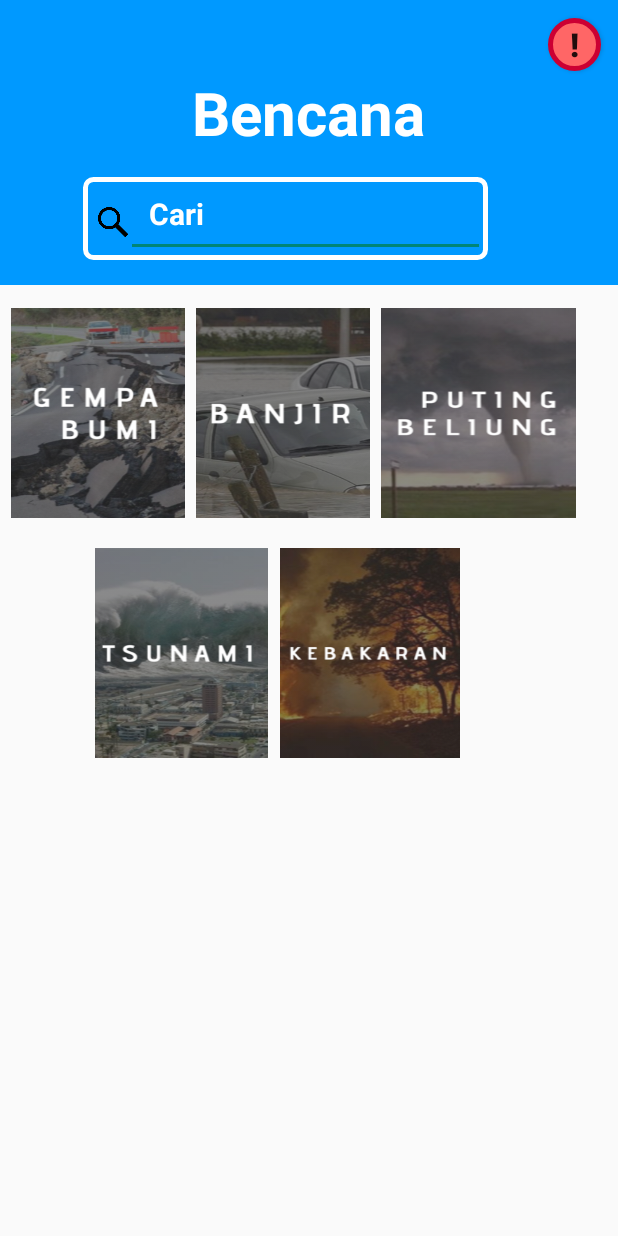
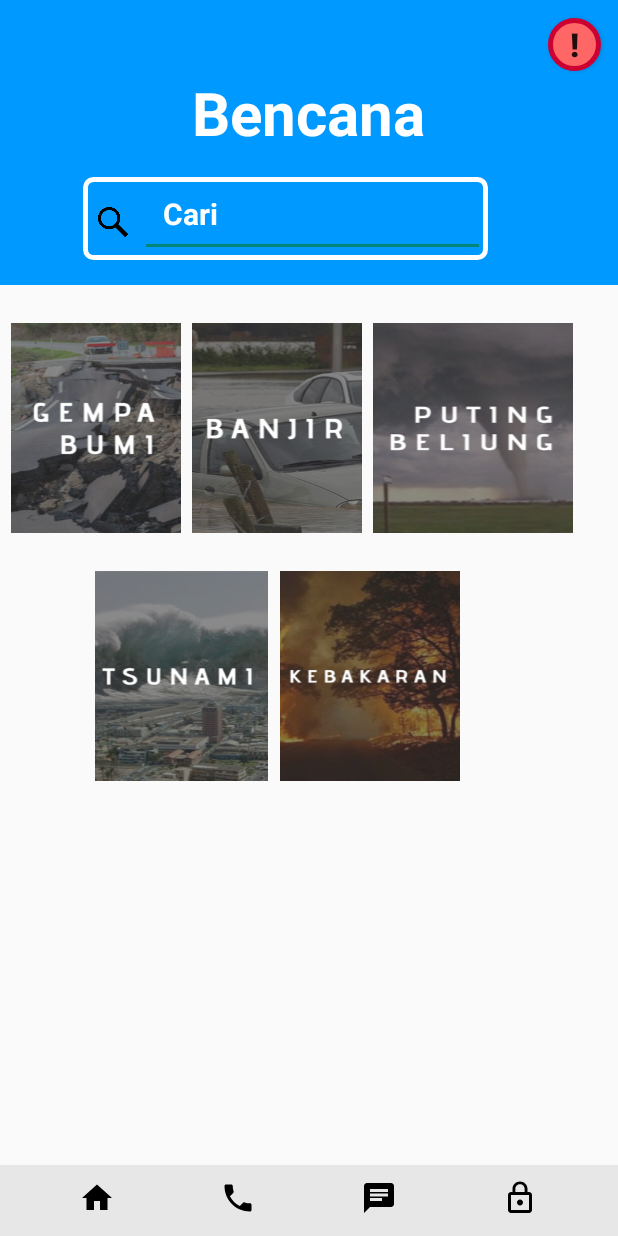
Before and after one commit to sigabe/newSigabe, an Android app: the layout activity__dashboard__quick.xml on its own in the app's theme, with its tools: preview values and no code run, on a phone screen of 412 x 824 dp. Run offline under Robolectric (Android 15) with nearby library versions, the phone set to English and light mode, and no system bars.

Commit message:
Link Dashboard

```diff
--- a/app/src/main/AndroidManifest.xml
+++ b/app/src/main/AndroidManifest.xml
@@ -9,17 +9,17 @@
         android:roundIcon="@mipmap/ic_launcher_round"
         android:supportsRtl="true"
         android:theme="@style/Theme.AppCompat.Light.NoActionBar">
-        <activity android:name=".QuickLearn">
+        <activity android:name=".QuickLearn" />
+        <activity android:name=".QuickLearnAudio" />
+        <activity android:name=".TanyaJawab" />
+        <activity android:name=".Activity_Dashboard_Quick">
             <intent-filter>
                 <action android:name="android.intent.action.MAIN" />
 
                 <category android:name="android.intent.category.LAUNCHER" />
             </intent-filter>
         </activity>
-        <activity android:name=".QuickLearnAudio" />
-        <activity android:name=".TanyaJawab" />
-        <activity android:name=".Activity_Dashboard_Quick" />
-        <activity android:name=".Activity_Dashboard_Learn"></activity>
+        <activity android:name=".Activity_Dashboard_Learn" />
     </application>
 
 </manifest>
--- a/app/src/main/java/com/sigabe/sigabe/Activity_Dashboard_Quick.java
+++ b/app/src/main/java/com/sigabe/sigabe/Activity_Dashboard_Quick.java
@@ -5,10 +5,12 @@ import android.support.v7.app.AppCompatActivity;
 import android.os.Bundle;
 import android.view.View;
 import android.widget.Button;
+import android.widget.ImageButton;
 
 public class Activity_Dashboard_Quick extends AppCompatActivity {
 
     Button btnQuick;
+    ImageButton btnGempa;
     @Override
     protected void onCreate(Bundle savedInstanceState) {
         super.onCreate(savedInstanceState);
@@ -22,5 +24,13 @@ public class Activity_Dashboard_Quick extends AppCompatActivity {
                 startActivity(learn);
             }
         });
+        btnGempa = (ImageButton) findViewById(R.id.btnGempa);
+        btnGempa.setOnClickListener(new View.OnClickListener() {
+            @Override
+            public void onClick(View view) {
+                Intent gempa = new Intent(Activity_Dashboard_Quick.this, QuickLearn.class);
+                startActivity(gempa);
+            }
+        });
     }
 }
--- /dev/null
+++ b/app/src/main/res/drawable/ic_call_black_24dp.xml
@@ -0,0 +1,9 @@
+<vector xmlns:android="http://schemas.android.com/apk/res/android"
+        android:width="24dp"
+        android:height="24dp"
+        android:viewportWidth="24.0"
+        android:viewportHeight="24.0">
+    <path
+        android:fillColor="#FF000000"
+        android:pathData="M6.62,10.79c1.44,2.83 3.76,5.14 6.59,6.59l2.2,-2.2c0.27,-0.27 0.67,-0.36 1.02,-0.24 1.12,0.37 2.33,0.57 3.57,0.57 0.55,0 1,0.45 1,1V20c0,0.55 -0.45,1 -1,1 -9.39,0 -17,-7.61 -17,-17 0,-0.55 0.45,-1 1,-1h3.5c0.55,0 1,0.45 1,1 0,1.25 0.2,2.45 0.57,3.57 0.11,0.35 0.03,0.74 -0.25,1.02l-2.2,2.2z"/>
+</vector>
--- /dev/null
+++ b/app/src/main/res/drawable/ic_chat_black_24dp.xml
@@ -0,0 +1,9 @@
+<vector xmlns:android="http://schemas.android.com/apk/res/android"
+        android:width="24dp"
+        android:height="24dp"
+        android:viewportWidth="24.0"
+        android:viewportHeight="24.0">
+    <path
+        android:fillColor="#FF000000"
+        android:pathData="M20,2L4,2c-1.1,0 -1.99,0.9 -1.99,2L2,22l4,-4h14c1.1,0 2,-0.9 2,-2L22,4c0,-1.1 -0.9,-2 -2,-2zM6,9h12v2L6,11L6,9zM14,14L6,14v-2h8v2zM18,8L6,8L6,6h12v2z"/>
+</vector>
--- /dev/null
+++ b/app/src/main/res/drawable/ic_home_black_24dp.xml
@@ -0,0 +1,9 @@
+<vector xmlns:android="http://schemas.android.com/apk/res/android"
+        android:width="24dp"
+        android:height="24dp"
+        android:viewportWidth="24.0"
+        android:viewportHeight="24.0">
+    <path
+        android:fillColor="#FF000000"
+        android:pathData="M10,20v-6h4v6h5v-8h3L12,3 2,12h3v8z"/>
+</vector>
--- /dev/null
+++ b/app/src/main/res/drawable/ic_lock_outline_black_24dp.xml
@@ -0,0 +1,9 @@
+<vector xmlns:android="http://schemas.android.com/apk/res/android"
+        android:width="24dp"
+        android:height="24dp"
+        android:viewportWidth="24.0"
+        android:viewportHeight="24.0">
+    <path
+        android:fillColor="#FF000000"
+        android:pathData="M12,17c1.1,0 2,-0.9 2,-2s-0.9,-2 -2,-2 -2,0.9 -2,2 0.9,2 2,2zM18,8h-1L17,6c0,-2.76 -2.24,-5 -5,-5S7,3.24 7,6v2L6,8c-1.1,0 -2,0.9 -2,2v10c0,1.1 0.9,2 2,2h12c1.1,0 2,-0.9 2,-2L20,10c0,-1.1 -0.9,-2 -2,-2zM8.9,6c0,-1.71 1.39,-3.1 3.1,-3.1s3.1,1.39 3.1,3.1v2L8.9,8L8.9,6zM18,20L6,20L6,10h12v10z"/>
+</vector>
--- a/app/src/main/res/layout/activity__dashboard__quick.xml
+++ b/app/src/main/res/layout/activity__dashboard__quick.xml
@@ -52,7 +52,7 @@
                 android:background="@drawable/search"/>
 
             <EditText
-                android:layout_width="239dp"
+                android:layout_width="230dp"
                 android:layout_height="wrap_content"
                 android:layout_margin="2dp"
                 android:layout_alignParentEnd="true"
@@ -70,26 +70,26 @@
 
     <ImageButton
         android:id="@+id/btnGempa"
-        android:layout_width="116dp"
+        android:layout_width="113dp"
         android:layout_height="140dp"
-        android:layout_marginTop="205dp"
+        android:layout_marginTop="215dp"
         android:layout_marginLeft="7dp"
         android:background="@drawable/kate1"/>
 
     <ImageButton
         android:id="@+id/btnBanjir"
-        android:layout_width="116dp"
+        android:layout_width="113dp"
         android:layout_height="140dp"
-        android:layout_marginTop="205dp"
+        android:layout_marginTop="215dp"
         android:layout_marginLeft="7dp"
         android:layout_toRightOf="@id/btnGempa"
         android:background="@drawable/kate2"/>
 
     <ImageButton
         android:id="@+id/btnTornado"
-        android:layout_width="130dp"
+        android:layout_width="133dp"
         android:layout_height="140dp"
-        android:layout_marginTop="205dp"
+        android:layout_marginTop="215dp"
         android:layout_marginLeft="7dp"
         android:layout_marginRight="5dp"
         android:layout_toRightOf="@id/btnBanjir"
@@ -99,7 +99,7 @@
         android:id="@+id/btnTsunami"
         android:layout_width="115dp"
         android:layout_height="140dp"
-        android:layout_marginTop="20dp"
+        android:layout_marginTop="25dp"
         android:layout_marginLeft="63dp"
         android:layout_below="@id/btnGempa"
         android:background="@drawable/kate4"/>
@@ -108,11 +108,59 @@
         android:id="@+id/btnKebakaran"
         android:layout_width="120dp"
         android:layout_height="140dp"
-        android:layout_marginTop="20dp"
+        android:layout_marginTop="25dp"
         android:layout_marginLeft="8dp"
         android:layout_marginRight="63dp"
         android:layout_below="@id/btnGempa"
         android:layout_toRightOf="@id/btnTsunami"
         android:background="@drawable/kate5"/>
 
+    <RelativeLayout
+        android:layout_width="match_parent"
+        android:layout_height="wrap_content"
+        android:background="#13000000"
+        android:layout_alignParentStart="true"
+        android:layout_alignParentBottom="true">
+
+        <android.support.v7.widget.LinearLayoutCompat
+            android:layout_width="match_parent"
+            android:layout_height="47dp"
+            android:orientation="horizontal"
+            android:gravity="center_horizontal"
+            >
+
+            <ImageButton
+                android:id="@+id/btnBeranda"
+                android:layout_width="wrap_content"
+                android:layout_height="wrap_content"
+                android:layout_marginTop="10dp"
+                android:background="@drawable/ic_home_black_24dp"/>
+
+            <ImageButton
+                android:id="@+id/btnCall"
+                android:layout_width="wrap_content"
+                android:layout_height="wrap_content"
+                android:layout_marginTop="10dp"
+                android:layout_marginLeft="70dp"
+                android:background="@drawable/ic_call_black_24dp"/>
+
+            <ImageButton
+                android:id="@+id/btnPesan"
+                android:layout_width="wrap_content"
+                android:layout_height="wrap_content"
+                android:layout_marginTop="10dp"
+                android:layout_marginLeft="70dp"
+                android:background="@drawable/ic_chat_black_24dp"/>
+
+            <ImageButton
+                android:id="@+id/btnKeluar"
+                android:layout_width="wrap_content"
+                android:layout_height="wrap_content"
+                android:layout_marginTop="10dp"
+                android:layout_marginLeft="70dp"
+                android:background="@drawable/ic_lock_outline_black_24dp"/>
+        </android.support.v7.widget.LinearLayoutCompat>
+
+    </RelativeLayout>
+
 </RelativeLayout>
```
Also changed, not shown: app/src/main/res/drawable/call.png (added), app/src/main/res/drawable/chat.png (added), app/src/main/res/drawable/chat2.png (added), app/src/main/res/drawable/house.png (added), app/src/main/res/drawable/logout.png (added).
